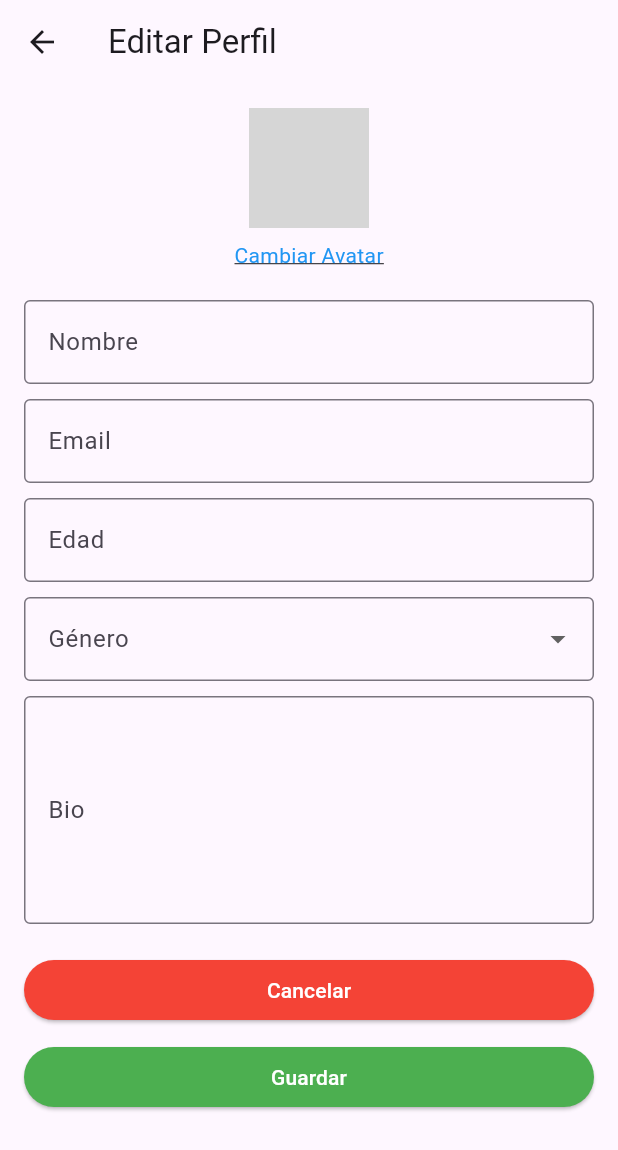
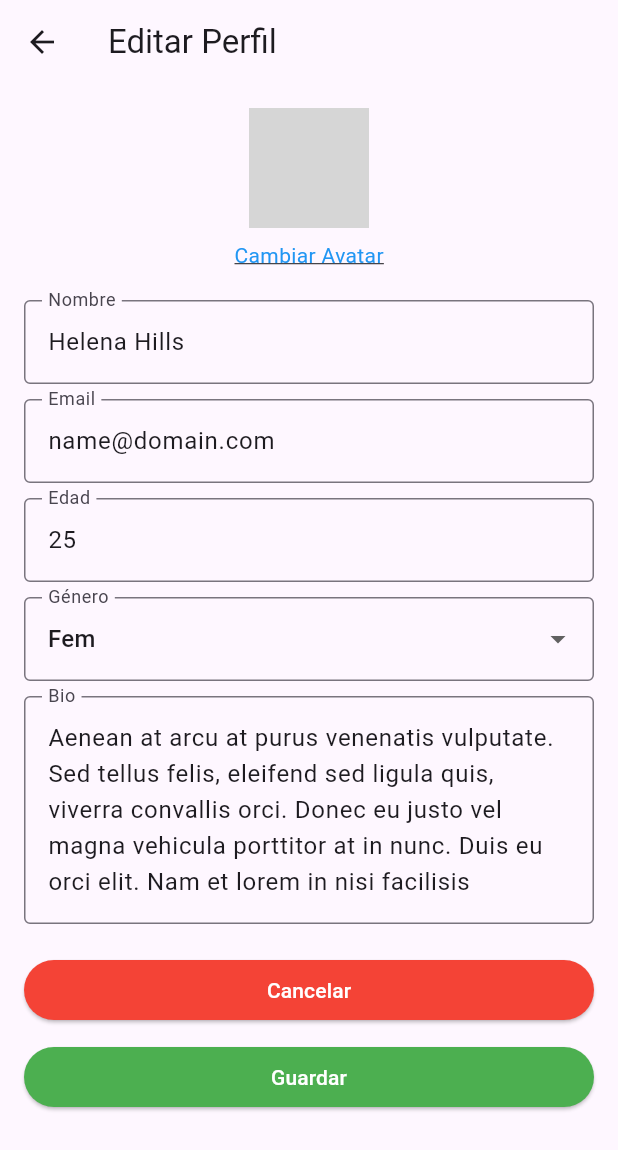
Before and after one commit to Mangutierrez/ClearFinance, a Flutter app: the PerfilContent screen opened directly, after a tap on "Editar Perfil", on a phone screen of 412 x 824 dp. Shown: the top 1150 px of the screen. Run offline on Flutter 3.47's test engine with Material 3 defaults, Android fonts, the phone set to English and light mode, and no system bars; our stand-ins replace flutter_colorpicker, flutter_svg, pie_chart; grey boxes are pictures that could not be loaded.

Commit message:
crud perfil

```diff
--- /dev/null
+++ b/lib/data/profile_data.dart
@@ -0,0 +1,13 @@
+import 'package:flutter/material.dart';
+import 'package:clear_finance/model/profile_model.dart';
+
+class ProfileData {
+  static ProfileModel profile = ProfileModel(
+    name: 'Helena Hills',
+    email: 'name@domain.com',
+    age: 25,
+    gender: 'Femenino',
+    bio: 'Aenean at arcu at purus venenatis vulputate. Sed tellus felis, eleifend sed ligula quis, viverra convallis orci. Donec eu justo vel magna vehicula porttitor at in nunc. Duis eu orci elit. Nam et lorem in nisi facilisis eleifend. Pellentesque sit amet imperdiet felis. Proin rhoncus ligula vel tellus congue, vel.',
+    avatar: AssetImage('assets/foto_perfil.jpg'),
+  );
+}
--- /dev/null
+++ b/lib/model/profile_model.dart
@@ -0,0 +1,19 @@
+import 'package:flutter/material.dart';
+
+class ProfileModel {
+  String name;
+  String email;
+  int age;
+  String gender;
+  String bio;
+  ImageProvider avatar;
+
+  ProfileModel({
+    required this.name,
+    required this.email,
+    required this.age,
+    required this.gender,
+    required this.bio,
+    required this.avatar,
+  });
+}
--- a/lib/screen/edit_profile_content.dart
+++ b/lib/screen/edit_profile_content.dart
@@ -1,7 +1,49 @@
 import 'package:flutter/material.dart';
+import 'package:clear_finance/data/profile_data.dart';
+import 'package:clear_finance/model/profile_model.dart';
 
-class EditProfileContent extends StatelessWidget {
-  EditProfileContent({Key? key}) : super(key: key);
+class EditProfileContent extends StatefulWidget {
+  @override
+  _EditProfileContentState createState() => _EditProfileContentState();
+}
+
+class _EditProfileContentState extends State<EditProfileContent> {
+  final _formKey = GlobalKey<FormState>();
+  late String _name;
+  late String _email;
+  late int _age;
+  late String _gender;
+  late String _bio;
+  late ImageProvider _avatar;
+
+  final List<String> _genderOptions = ['Fem', 'Masc', 'Otro'];
+
+  @override
+  void initState() {
+    super.initState();
+    final profile = ProfileData.profile;
+    _name = profile.name;
+    _email = profile.email;
+    _age = profile.age;
+    _gender = profile.gender == 'Femenino' ? 'Fem' : profile.gender == 'Masculino' ? 'Masc' : 'Otro';
+    _bio = profile.bio;
+    _avatar = profile.avatar;
+  }
+
+  void _saveProfile() {
+    if (_formKey.currentState!.validate()) {
+      _formKey.currentState!.save();
+      ProfileData.profile = ProfileModel(
+        name: _name,
+        email: _email,
+        age: _age,
+        gender: _gender == 'Fem' ? 'Femenino' : _gender == 'Masc' ? 'Masculino' : 'Otro',
+        bio: _bio,
+        avatar: _avatar,
+      );
+      Navigator.pop(context, true);
+    }
+  }
 
   @override
   Widget build(BuildContext context) {
@@ -12,6 +54,8 @@ class EditProfileContent extends StatelessWidget {
       body: SingleChildScrollView(
         child: Padding(
           padding: const EdgeInsets.all(16.0),
+          child: Form(
+            key: _formKey,
             child: Column(
               crossAxisAlignment: CrossAxisAlignment.start,
               children: <Widget>[
@@ -21,10 +65,10 @@ class EditProfileContent extends StatelessWidget {
                       // Implementa la acción para cambiar el avatar
                     },
                     child: Column(
-                    children: const [
+                      children: [
                         CircleAvatar(
                           radius: 40,
-                        backgroundImage: AssetImage('assets/foto_perfil.jpg'),
+                          backgroundImage: _avatar,
                         ),
                         SizedBox(height: 8),
                         Text(
@@ -40,48 +84,91 @@ class EditProfileContent extends StatelessWidget {
                 ),
                 const SizedBox(height: 20),
                 TextFormField(
+                  initialValue: _name,
                   decoration: const InputDecoration(
                     labelText: 'Nombre',
                     border: OutlineInputBorder(),
                   ),
+                  validator: (value) {
+                    if (value == null || value.isEmpty) {
+                      return 'Por favor ingresa tu nombre';
+                    }
+                    return null;
+                  },
+                  onSaved: (value) {
+                    _name = value!;
+                  },
                 ),
                 const SizedBox(height: 10),
                 TextFormField(
+                  initialValue: _email,
                   decoration: const InputDecoration(
                     labelText: 'Email',
                     border: OutlineInputBorder(),
                   ),
+                  validator: (value) {
+                    if (value == null || value.isEmpty) {
+                      return 'Por favor ingresa tu email';
+                    }
+                    return null;
+                  },
+                  onSaved: (value) {
+                    _email = value!;
+                  },
                 ),
                 const SizedBox(height: 10),
                 TextFormField(
+                  initialValue: _age.toString(),
                   decoration: const InputDecoration(
                     labelText: 'Edad',
                     border: OutlineInputBorder(),
                   ),
+                  validator: (value) {
+                    if (value == null || value.isEmpty) {
+                      return 'Por favor ingresa tu edad';
+                    }
+                    return null;
+                  },
+                  onSaved: (value) {
+                    _age = int.parse(value!);
+                  },
                 ),
                 const SizedBox(height: 10),
                 DropdownButtonFormField<String>(
+                  value: _gender,
                   decoration: const InputDecoration(
                     labelText: 'Género',
                     border: OutlineInputBorder(),
                   ),
-                items: <String>['Fem', 'Masc', 'Otro'].map((String value) {
+                  items: _genderOptions.map((String value) {
                     return DropdownMenuItem<String>(
                       value: value,
                       child: Text(value),
                     );
                   }).toList(),
                   onChanged: (newValue) {
-                  // Implementa la acción cuando se selecciona un nuevo valor
+                    setState(() {
+                      _gender = newValue!;
+                    });
                   },
                 ),
                 const SizedBox(height: 10),
                 TextFormField(
                   maxLines: 5,
+                  initialValue: _bio,
                   decoration: const InputDecoration(
                     labelText: 'Bio',
                     border: OutlineInputBorder(),
                   ),
+                  validator: (value) {
+                    if (value == null || value.isEmpty) {
+                      return 'Por favor ingresa tu biografía';
+                    }
+                    return null;
+                  },
+                  onSaved: (value) {
+                    _bio = value!;
+                  },
                 ),
                 const SizedBox(height: 20),
                 SizedBox(
@@ -91,11 +178,12 @@ class EditProfileContent extends StatelessWidget {
                       backgroundColor: Colors.red,
                     ),
                     onPressed: () {
-                    Navigator.pop(context); // Cierra la pantalla de edición
+                      Navigator.pop(context, false);
                     },
                     child: const Text(
                       'Cancelar',
-                    style: TextStyle(color: Colors.white),),
+                      style: TextStyle(color: Colors.white),
+                    ),
                   ),
                 ),
                 const SizedBox(height: 10),
@@ -105,24 +193,18 @@ class EditProfileContent extends StatelessWidget {
                     style: ElevatedButton.styleFrom(
                       backgroundColor: Colors.green,
                     ),
-                  onPressed: () {
-                    // Implementa la acción para guardar el perfil
-                  },
+                    onPressed: _saveProfile,
                     child: const Text(
                       'Guardar',
-                    style: TextStyle(color: Colors.white),),
+                      style: TextStyle(color: Colors.white),
+                    ),
                   ),
                 ),
               ],
             ),
           ),
         ),
+      ),
     );
   }
 }
-
-void main() {
-  runApp(MaterialApp(
-    home: EditProfileContent(),
-  ));
-}
--- a/lib/screen/perfil_content.dart
+++ b/lib/screen/perfil_content.dart
@@ -1,9 +1,17 @@
 import 'package:flutter/material.dart';
-import 'edit_profile_content.dart'; // Importa el archivo de edición de perfil
+import 'package:clear_finance/data/profile_data.dart';
+import 'edit_profile_content.dart';
 
-class PerfilContent extends StatelessWidget {
+class PerfilContent extends StatefulWidget {
+  @override
+  _PerfilContentState createState() => _PerfilContentState();
+}
+
+class _PerfilContentState extends State<PerfilContent> {
   @override
   Widget build(BuildContext context) {
+    final profile = ProfileData.profile;
+
     return Scaffold(
       appBar: AppBar(
         title: const Text(
@@ -11,16 +19,77 @@ class PerfilContent extends StatelessWidget {
           style: TextStyle(fontSize: 18, fontWeight: FontWeight.bold),
         ),
       ),
-      body: Center(
-        child: ElevatedButton(
-          onPressed: () {
-            Navigator.push(
-              context,
-              MaterialPageRoute(builder: (context) => EditProfileContent()), // Navega a EditProfileContent
-            );
-          },
-          child: const Text('Editar Perfil'),
+      body: SingleChildScrollView(
+        padding: const EdgeInsets.all(16.0),
+        child: Column(
+          crossAxisAlignment: CrossAxisAlignment.start,
+          children: <Widget>[
+            Center(
+              child: Column(
+                children: [
+                  CircleAvatar(
+                    radius: 50,
+                    backgroundImage: profile.avatar,
+                  ),
+                  SizedBox(height: 10),
+                  GestureDetector(
+                    onTap: () async {
+                      bool? updated = await Navigator.push(
+                        context,
+                        MaterialPageRoute(builder: (context) => EditProfileContent()),
+                      );
+                      if (updated != null && updated) {
+                        setState(() {});
+                      }
+                    },
+                    child: Text(
+                      'Editar Perfil',
+                      style: TextStyle(
+                        color: Colors.blue,
+                        decoration: TextDecoration.underline,
+                      ),
+                    ),
+                  ),
+                ],
+              ),
+            ),
+            SizedBox(height: 20),
+            Text("Nombre", style: TextStyle(fontWeight: FontWeight.bold)),
+            Text(profile.name),
+            SizedBox(height: 10),
+            Text("Email", style: TextStyle(fontWeight: FontWeight.bold)),
+            Text(profile.email),
+            SizedBox(height: 10),
+            Text("Edad", style: TextStyle(fontWeight: FontWeight.bold)),
+            Text(profile.age.toString()),
+            SizedBox(height: 10),
+            Text("Género", style: TextStyle(fontWeight: FontWeight.bold)),
+            Text(profile.gender),
+            SizedBox(height: 10),
+            Text("Bio", style: TextStyle(fontWeight: FontWeight.bold)),
+            Text(profile.bio),
+          ],
         ),
+      ),
+      bottomNavigationBar: BottomNavigationBar(
+        items: const <BottomNavigationBarItem>[
+          BottomNavigationBarItem(
+            icon: Icon(Icons.home),
+            label: 'Home',
+          ),
+          BottomNavigationBarItem(
+            icon: Icon(Icons.history),
+            label: 'Historial',
+          ),
+          BottomNavigationBarItem(
+            icon: Icon(Icons.category),
+            label: 'Categorías',
+          ),
+          BottomNavigationBarItem(
+            icon: Icon(Icons.flag),
+            label: 'Metas',
+          ),
+        ],
       ),
     );
   }
```
Lines whose indentation alone changed are shown as unchanged.
